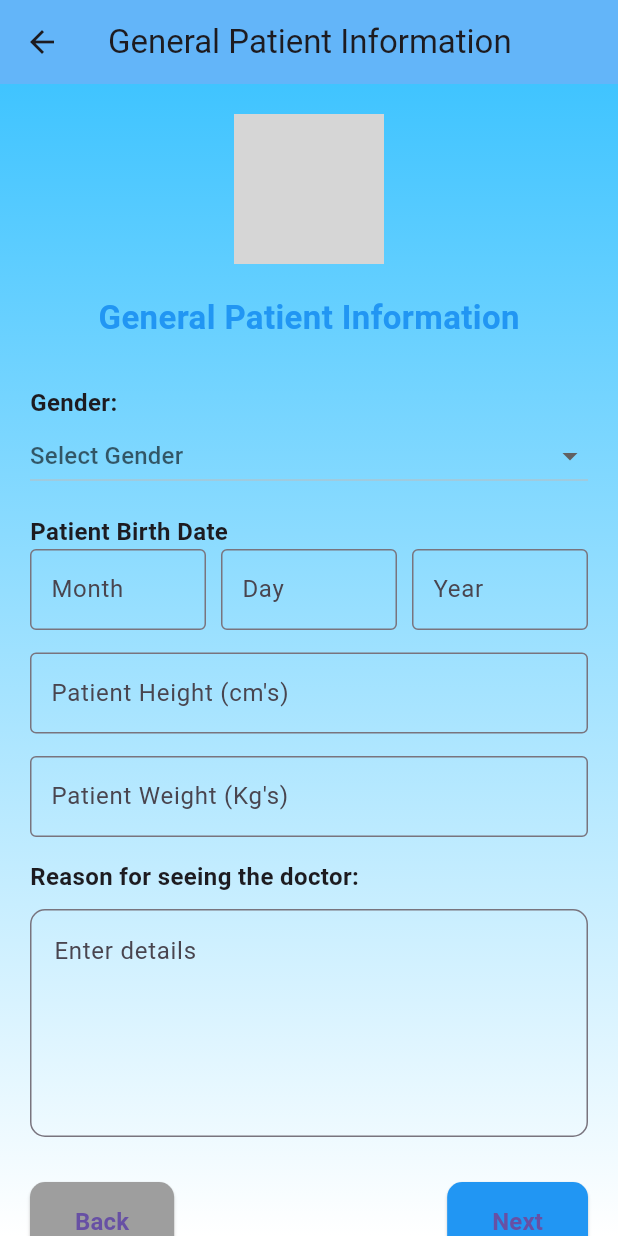
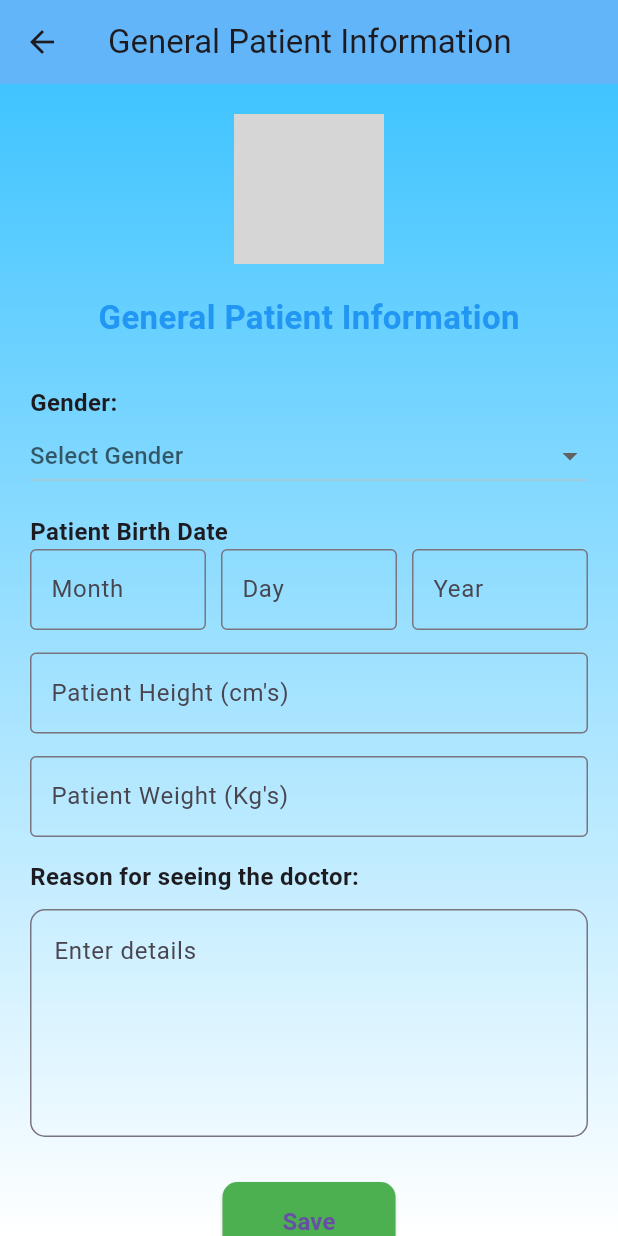
Before and after one commit to damindisamaranayaka/softwareProject, a Flutter app: the HomePage screen opened directly with empty values, after a tap on "Edit Your Profile", on a phone screen of 412 x 824 dp. Run offline on Flutter 3.47's test engine with Material 3 defaults, Android fonts, the light colour scheme and no system bars; our stand-ins replace shared_preferences; accounts and stored records are empty; network calls fail; grey boxes are pictures that could not be loaded.

Commit message:
second commit

```diff
--- a/medical_clinic_app/lib/generalPatientInformation.dart
+++ b/medical_clinic_app/lib/generalPatientInformation.dart
@@ -1,8 +1,11 @@
 import 'package:flutter/material.dart';
-import 'patientMedicalHistory.dart'; // Import the PatientMedicalHistory page
+import 'package:medical_clinic_app/services/patient_service.dart';
+import 'patientMedicalHistory.dart';
 
 class GeneralPatientInformation extends StatefulWidget {
-  const GeneralPatientInformation({super.key});
+  final String patientId;
+
+  const GeneralPatientInformation({super.key, required this.patientId});
 
   @override
   _GeneralPatientInformationState createState() =>
@@ -18,8 +21,11 @@ class _GeneralPatientInformationState
   final TextEditingController _heightController = TextEditingController();
   final TextEditingController _weightController = TextEditingController();
   final TextEditingController _reasonController = TextEditingController();
+  final PatientService _patientService = PatientService();
 
-  void _savePatientInfo() {
+  // Save patient info
+  Future<void> _savePatientInfo() async {
+    // Validate form inputs
     if (_selectedGender == null ||
         _monthController.text.isEmpty ||
         _dayController.text.isEmpty ||
@@ -36,18 +42,56 @@ class _GeneralPatientInformationState
       return;
     }
 
-    print("Gender: $_selectedGender");
-    print("Birth Date: ${_monthController.text}/${_dayController.text}/${_yearController.text}");
-    print("Height: ${_heightController.text} cm");
-    print("Weight: ${_weightController.text} kg");
-    print("Reason: ${_reasonController.text}");
+    // Construct birthDate as YYYY-MM-DD
+    final String year = _yearController.text.trim();
+    final String month = _monthController.text.padLeft(2, '0').trim();
+    final String day = _dayController.text.padLeft(2, '0').trim();
+    final String birthDate = "$year-$month-$day";
 
+    // Validate birthDate format (basic YYYY-MM-DD validation)
+    final RegExp dateRegex = RegExp(r"^\d{4}-\d{2}-\d{2}$");
+    if (!dateRegex.hasMatch(birthDate)) {
+      ScaffoldMessenger.of(context).showSnackBar(
+        const SnackBar(
+          content: Text("Invalid birth date format. Please try again."),
+          backgroundColor: Colors.red,
+        ),
+      );
+      return;
+    }
+
+    final patientData = {
+      "id": widget.patientId, // Use dynamically passed patient ID
+      "gender": _selectedGender,
+      "birthDate": birthDate,
+      "height": double.tryParse(_heightController.text),
+      "weight": double.tryParse(_weightController.text),
+      "reasonForVisit": _reasonController.text,
+    };
+
+    // Attempt to save data through the service
+    bool isSaved = await _patientService.savePatientInfo(patientData);
+    if (isSaved) {
       ScaffoldMessenger.of(context).showSnackBar(
         const SnackBar(
           content: Text("Patient information saved successfully!"),
           backgroundColor: Colors.green,
         ),
       );
+      Navigator.push(
+        context,
+        MaterialPageRoute(
+          builder: (context) => PatientMedicalHistory(patientId: widget.patientId),
+        ),
+      );
+    } else {
+      ScaffoldMessenger.of(context).showSnackBar(
+        const SnackBar(
+          content: Text("Failed to save patient information."),
+          backgroundColor: Colors.red,
+        ),
+      );
+    }
   }
 
   @override
@@ -178,62 +222,6 @@ class _GeneralPatientInformationState
                 ),
               ),
               const SizedBox(height: 30),
-              Row(
-                mainAxisAlignment: MainAxisAlignment.spaceBetween,
-                children: [
-                  ElevatedButton(
-                    onPressed: () {
-                      Navigator.pop(context);
-                    },
-                    style: ElevatedButton.styleFrom(
-                      backgroundColor: Colors.grey,
-                      padding: const EdgeInsets.symmetric(
-                        horizontal: 30,
-                        vertical: 15,
-                      ),
-                      shape: RoundedRectangleBorder(
-                        borderRadius: BorderRadius.circular(10),
-                      ),
-                    ),
-                    child: const Text(
-                      "Back",
-                      style: TextStyle(
-                        fontSize: 16,
-                        fontWeight: FontWeight.bold,
-                      ),
-                    ),
-                  ),
-                  ElevatedButton(
-                    onPressed: () {
-                      Navigator.push(
-                        context,
-                        MaterialPageRoute(
-                          builder: (context) =>
-                              const PatientMedicalHistory(),
-                        ),
-                      );
-                    },
-                    style: ElevatedButton.styleFrom(
-                      backgroundColor: Colors.blue,
-                      padding: const EdgeInsets.symmetric(
-                        horizontal: 30,
-                        vertical: 15,
-                      ),
-                      shape: RoundedRectangleBorder(
-                        borderRadius: BorderRadius.circular(10),
-                      ),
-                    ),
-                    child: const Text(
-                      "Next",
-                      style: TextStyle(
-                        fontSize: 16,
-                        fontWeight: FontWeight.bold,
-                      ),
-                    ),
-                  ),
-                ],
-              ),
-              const SizedBox(height: 20),
               Center(
                 child: ElevatedButton(
                   onPressed: _savePatientInfo,
@@ -263,8 +251,11 @@ class _GeneralPatientInformationState
     );
   }
 
-  Widget _buildTextField(
-      {String? labelText, String? hintText, TextEditingController? controller}) {
+  Widget _buildTextField({
+    String? labelText,
+    String? hintText,
+    TextEditingController? controller,
+  }) {
     return TextField(
       controller: controller,
       decoration: InputDecoration(
--- a/medical_clinic_app/lib/home_page.dart
+++ b/medical_clinic_app/lib/home_page.dart
@@ -5,17 +5,21 @@ import 'view_profile.dart';
 
 class HomePage extends StatelessWidget {
   final String userName;
+  final String patientId;
 
-  const HomePage({super.key, required this.userName});
+  const HomePage({required this.userName, required this.patientId, super.key});
 
   @override
   Widget build(BuildContext context) {
     return Scaffold(
-      resizeToAvoidBottomInset: false,
+      appBar: AppBar(
+        title: Text('Welcome $userName'),
+        backgroundColor: const Color.fromARGB(255, 99, 181, 249),
+      ),
       body: Container(
-        color: const Color.fromARGB(255, 255, 255, 255), // Background color fills the whole screen
+        color: const Color.fromARGB(255, 255, 255, 255), // Background color
         child: Row(
-          crossAxisAlignment: CrossAxisAlignment.stretch, // Ensures the Row fills the screen height
+          crossAxisAlignment: CrossAxisAlignment.stretch, // Ensures Row fills screen height
           children: [
             Container(
               color: const Color.fromARGB(187, 10, 216, 213),
@@ -35,11 +39,11 @@ class HomePage extends StatelessWidget {
                     const SizedBox(height: 20),
                     ElevatedButton(
                       onPressed: () {
-                        // Navigate to GeneralPatientInformation page
                         Navigator.push(
                           context,
                           MaterialPageRoute(
-                              builder: (context) => const GeneralPatientInformation()), // Updated navigation
+                            builder: (context) => GeneralPatientInformation(patientId: patientId),
+                          ),
                         );
                       },
                       style: ElevatedButton.styleFrom(backgroundColor: const Color.fromARGB(255, 99, 181, 249)),
@@ -48,11 +52,10 @@ class HomePage extends StatelessWidget {
                     const SizedBox(height: 20),
                     ElevatedButton(
                       onPressed: () {
-                        // Navigate to the ViewProfile page
                         Navigator.push(
                           context,
                           MaterialPageRoute(
-                            builder: (context) => ViewProfile(userName: userName), // Pass userName to ViewProfile
+                            builder: (context) => ViewProfile(userId: patientId), // Pass userName to ViewProfile
                           ),
                         );
                       },
@@ -61,7 +64,7 @@ class HomePage extends StatelessWidget {
                     ),
                     const SizedBox(height: 20),
                     for (var text in [
-                      'View Your Profile',
+
                       'Make an Appointment',
                       'View Test Results',
                       'View Prescription',
@@ -81,7 +84,6 @@ class HomePage extends StatelessWidget {
                     const SizedBox(height: 20),
                     ElevatedButton(
                       onPressed: () {
-                        // Log out and navigate back to LoginPage
                         Navigator.pushReplacement(
                           context,
                           MaterialPageRoute(builder: (context) => const LoginPage()),
@@ -125,7 +127,17 @@ class HomePage extends StatelessWidget {
                       width: 100,
                       height: 100,
                     ),
-                    const SizedBox(height: 20),
+                   /* const SizedBox(height: 20),
+                    Text(
+                      'Patient ID: $patientId',
+                      style: const TextStyle(
+                        fontSize: 16,
+                        fontWeight: FontWeight.bold,
+                        color: Colors.black,
+                      ),
+                      textAlign: TextAlign.center,
+                    ),  */
+                    const SizedBox(height: 10),
                     const Text(
                       'The Best Medical Clinic for You!',
                       style: TextStyle(fontSize: 16, color: Colors.black54),
```
Also changed, not shown: medical_clinic_app/lib/login_page.dart (+34 -11 lines), medical_clinic_app/lib/patientMedicalHistory.dart (+62 -22 lines), medical_clinic_app/lib/services/patient_service.dart (+121 -3 lines), medical_clinic_app/lib/view_profile.dart (+94 -34 lines), 2 other files. Lines whose indentation alone changed are shown as unchanged.
